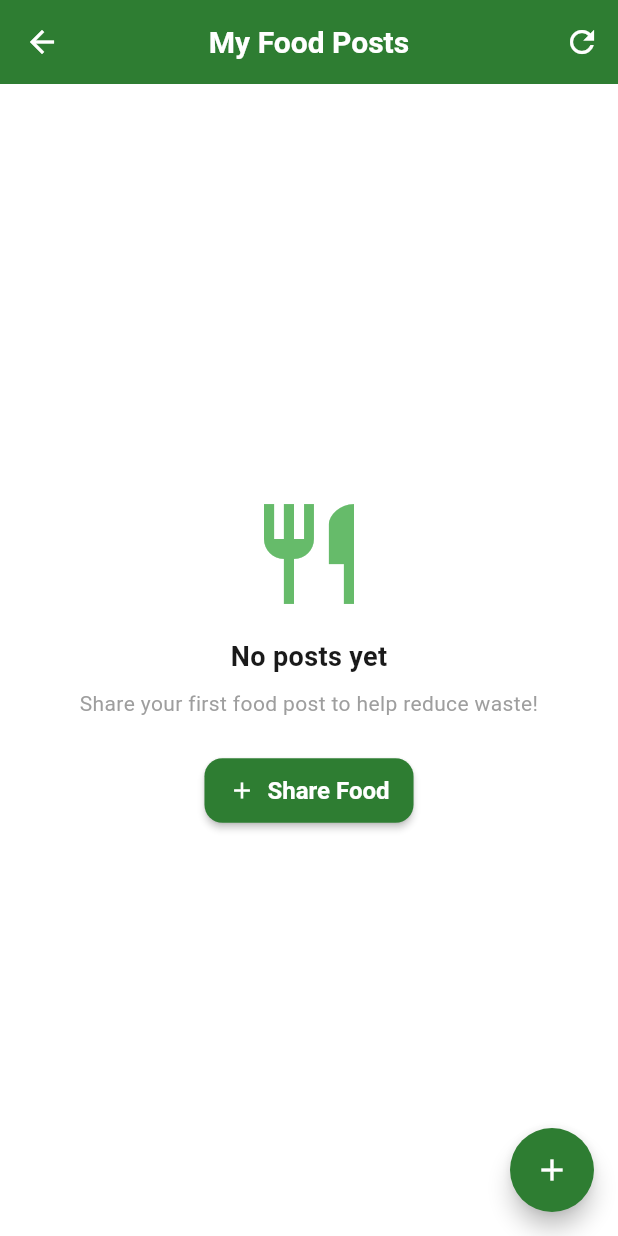
After one commit to taqitazwar/gr06-zerowaste-25-intersession, a Flutter app: the ProfileScreen screen opened directly, scrolled down 576 dp, after a tap on "My Food Posts", on a phone screen of 412 x 824 dp. The commit adds this screen. Run offline on Flutter 3.47's test engine with Material 3 defaults, Android fonts, the phone set to English and light mode, and no system bars; our stand-ins replace cached_network_image, cloud_firestore, firebase_auth, firebase_core, firebase_storage, flutter_dotenv and 5 more; accounts and stored records are empty.

Commit message:
Added functionality to see your own list of posts under profile screen

```diff
--- /dev/null
+++ b/lib/screens/posts/my_posts_screen.dart
@@ -0,0 +1,530 @@
+import 'package:flutter/material.dart';
+import 'package:cloud_firestore/cloud_firestore.dart';
+import 'package:firebase_auth/firebase_auth.dart';
+import 'package:intl/intl.dart';
+import '../../core/theme.dart';
+import '../../models/post_model.dart';
+import '../post/add_post_screen.dart';
+
+class MyPostsScreen extends StatefulWidget {
+  const MyPostsScreen({Key? key}) : super(key: key);
+
+  @override
+  State<MyPostsScreen> createState() => _MyPostsScreenState();
+}
+
+class _MyPostsScreenState extends State<MyPostsScreen> {
+  final FirebaseFirestore _firestore = FirebaseFirestore.instance;
+  final FirebaseAuth _auth = FirebaseAuth.instance;
+  List<PostModel> _myPosts = [];
+  bool _isLoading = true;
+  String _errorMessage = '';
+
+  @override
+  void initState() {
+    super.initState();
+    _fetchMyPosts();
+  }
+
+  Future<void> _fetchMyPosts() async {
+    setState(() {
+      _isLoading = true;
+      _errorMessage = '';
+    });
+
+    try {
+      final user = _auth.currentUser;
+      if (user == null) {
+        setState(() {
+          _errorMessage = 'Please sign in to view your posts';
+          _isLoading = false;
+        });
+        return;
+      }
+
+      // Query without orderBy to avoid composite index requirement
+      final QuerySnapshot snapshot = await _firestore
+          .collection('posts')
+          .where('postedBy', isEqualTo: user.uid)
+          .get();
+
+      final List<PostModel> posts = snapshot.docs
+          .map((doc) => PostModel.fromDocument(doc))
+          .toList();
+
+      // Sort in memory by timestamp (newest first)
+      posts.sort((a, b) => b.timestamp.compareTo(a.timestamp));
+
+      setState(() {
+        _myPosts = posts;
+        _isLoading = false;
+      });
+    } catch (e) {
+      setState(() {
+        _errorMessage = 'Error fetching your posts: ${e.toString()}';
+        _isLoading = false;
+      });
+    }
+  }
+
+  Future<void> _deletePost(PostModel post) async {
+    final bool? confirmed = await showDialog<bool>(
+      context: context,
+      builder: (context) => AlertDialog(
+        title: const Text('Delete Post'),
+        content: Text('Are you sure you want to delete "${post.title}"? This action cannot be undone.'),
+        actions: [
+          TextButton(
+            onPressed: () => Navigator.pop(context, false),
+            child: const Text('Cancel'),
+          ),
+          ElevatedButton(
+            onPressed: () => Navigator.pop(context, true),
+            style: ElevatedButton.styleFrom(backgroundColor: AppColors.error),
+            child: const Text('Delete', style: TextStyle(color: Colors.white)),
+          ),
+        ],
+      ),
+    );
+
+    if (confirmed != true) return;
+
+    try {
+      await _firestore.collection('posts').doc(post.postId).delete();
+      _showSnackBar('Post deleted successfully');
+      _fetchMyPosts(); // Refresh the list
+    } catch (e) {
+      _showSnackBar('Failed to delete post: $e', isError: true);
+    }
+  }
+
+  Future<void> _togglePostStatus(PostModel post) async {
+    final newStatus = post.status == PostStatus.available
+        ? PostStatus.expired
+        : PostStatus.available;
+
+    try {
+      await _firestore.collection('posts').doc(post.postId).update({
+        'status': newStatus.name,
+        'updatedAt': Timestamp.fromDate(DateTime.now()),
+      });
+
+      _showSnackBar(newStatus == PostStatus.available
+          ? 'Post reactivated'
+          : 'Post marked as expired');
+      _fetchMyPosts(); // Refresh the list
+    } catch (e) {
+      _showSnackBar('Failed to update post status: $e', isError: true);
+    }
+  }
+
+  void _showSnackBar(String message, {bool isError = false}) {
+    ScaffoldMessenger.of(context).showSnackBar(
+      SnackBar(
+        content: Text(message),
+        backgroundColor: isError ? AppColors.error : AppColors.success,
+        behavior: SnackBarBehavior.floating,
+        shape: RoundedRectangleBorder(borderRadius: BorderRadius.circular(8)),
+      ),
+    );
+  }
+
+  @override
+  Widget build(BuildContext context) {
+    return Scaffold(
+      backgroundColor: AppColors.background,
+      appBar: AppBar(
+        title: const Text('My Food Posts'),
+        backgroundColor: AppColors.primary,
+        actions: [
+          IconButton(
+            icon: const Icon(Icons.refresh),
+            onPressed: _fetchMyPosts,
+          ),
+        ],
+      ),
+      body: _buildBody(),
+      floatingActionButton: FloatingActionButton(
+        onPressed: () async {
+          final result = await Navigator.push(
+            context,
+            MaterialPageRoute(builder: (context) => const AddPostScreen()),
+          );
+
+          if (result == true) {
+            _fetchMyPosts();
+          }
+        },
+        backgroundColor: AppColors.primary,
+        child: const Icon(Icons.add),
+      ),
+    );
+  }
+
+  Widget _buildBody() {
+    if (_isLoading) {
+      return const Center(
+        child: CircularProgressIndicator(
+          valueColor: AlwaysStoppedAnimation<Color>(AppColors.primary),
+        ),
+      );
+    }
+
+    if (_errorMessage.isNotEmpty) {
+      return Center(
+        child: Column(
+          mainAxisAlignment: MainAxisAlignment.center,
+          children: [
+            const Icon(
+              Icons.error_outline,
+              color: Colors.red,
+              size: 60,
+            ),
+            const SizedBox(height: 16),
+            Text(
+              _errorMessage,
+              style: const TextStyle(color: Colors.red),
+              textAlign: TextAlign.center,
+            ),
+            const SizedBox(height: 16),
+            ElevatedButton(
+              onPressed: _fetchMyPosts,
+              child: const Text('Try Again'),
+            ),
+          ],
+        ),
+      );
+    }
+
+    if (_myPosts.isEmpty) {
+      return Center(
+        child: Column(
+          mainAxisAlignment: MainAxisAlignment.center,
+          children: [
+            const Icon(
+              Icons.restaurant_outlined,
+              color: AppColors.secondary,
+              size: 80,
+            ),
+            const SizedBox(height: 16),
+            const Text(
+              'No posts yet',
+              style: TextStyle(
+                fontSize: 18,
+                fontWeight: FontWeight.bold,
+              ),
+            ),
+            const SizedBox(height: 8),
+            const Text(
+              'Share your first food post to help reduce waste!',
+              style: TextStyle(
+                color: Colors.grey,
+              ),
+              textAlign: TextAlign.center,
+            ),
+            const SizedBox(height: 24),
+            ElevatedButton.icon(
+              onPressed: () async {
+                final result = await Navigator.push(
+                  context,
+                  MaterialPageRoute(builder: (context) => const AddPostScreen()),
+                );
+
+                if (result == true) {
+                  _fetchMyPosts();
+                }
+              },
+              icon: const Icon(Icons.add),
+              label: const Text('Share Food'),
+              style: ElevatedButton.styleFrom(
+                backgroundColor: AppColors.primary,
+                foregroundColor: Colors.white,
+                padding: const EdgeInsets.symmetric(horizontal: 16, vertical: 12),
+              ),
+            ),
+          ],
+        ),
+      );
+    }
+
+    return RefreshIndicator(
+      onRefresh: _fetchMyPosts,
+      color: AppColors.primary,
+      child: ListView.builder(
+        itemCount: _myPosts.length,
+        padding: const EdgeInsets.all(16),
+        itemBuilder: (context, index) {
+          final post = _myPosts[index];
+          return _buildMyPostCard(post);
+        },
+      ),
+    );
+  }
+
+  Widget _buildMyPostCard(PostModel post) {
+    final formattedDate = DateFormat('MMM d, yyyy').format(post.timestamp);
+    final formattedTime = DateFormat('h:mm a').format(post.timestamp);
+    final isExpired = post.isExpired;
+    final isAvailable = post.status == PostStatus.available && !isExpired;
+
+    return Container(
+      margin: const EdgeInsets.only(bottom: 16),
+      decoration: BoxDecoration(
+        color: Colors.white,
+        borderRadius: BorderRadius.circular(16),
+        border: Border.all(
+          color: isAvailable
+              ? AppColors.primary.withOpacity(0.3)
+              : Colors.grey.withOpacity(0.3),
+          width: 1,
+        ),
+        boxShadow: [
+          BoxShadow(
+            color: Colors.black.withOpacity(0.08),
+            blurRadius: 12,
+            offset: const Offset(0, 4),
+          ),
+        ],
+      ),
+      child: Column(
+        crossAxisAlignment: CrossAxisAlignment.start,
+        children: [
+          // Status badge and image
+          if (post.imageUrl.isNotEmpty)
+            Stack(
+              children: [
+                ClipRRect(
+                  borderRadius: const BorderRadius.vertical(top: Radius.circular(16)),
+                  child: Image.network(
+                    post.imageUrl,
+                    height: 180,
+                    width: double.infinity,
+                    fit: BoxFit.cover,
+                    errorBuilder: (context, error, stackTrace) {
+                      return Container(
+                        height: 180,
+                        decoration: BoxDecoration(
+                          color: Colors.grey[100],
+                          borderRadius: const BorderRadius.vertical(top: Radius.circular(16)),
+                        ),
+                        child: const Center(
+                          child: Icon(
+                            Icons.image_not_supported_outlined,
+                            color: Colors.grey,
+                            size: 48,
+                          ),
+                        ),
+                      );
+                    },
+                  ),
+                ),
+                // Status overlay
+                Positioned(
+                  top: 12,
+                  left: 12,
+                  child: Container(
+                    padding: const EdgeInsets.symmetric(horizontal: 12, vertical: 6),
+                    decoration: BoxDecoration(
+                      color: _getStatusColor(post),
+                      borderRadius: BorderRadius.circular(20),
+                      boxShadow: [
+                        BoxShadow(
+                          color: Colors.black.withOpacity(0.2),
+                          blurRadius: 4,
+                          offset: const Offset(0, 2),
+                        ),
+                      ],
+                    ),
+                    child: Text(
+                      _getStatusText(post),
+                      style: const TextStyle(
+                        color: Colors.white,
+                        fontSize: 12,
+                        fontWeight: FontWeight.w600,
+                      ),
+                    ),
+                  ),
+                ),
+              ],
+            ),
+
+          // Content
+          Padding(
+            padding: const EdgeInsets.all(20),
+            child: Column(
+              crossAxisAlignment: CrossAxisAlignment.start,
+              children: [
+                // Title
+                Text(
+                  post.title,
+                  style: TextStyle(
+                    fontSize: 18,
+                    fontWeight: FontWeight.bold,
+                    color: isAvailable ? AppColors.onSurface : Colors.grey[600],
+                  ),
+                  maxLines: 2,
+                  overflow: TextOverflow.ellipsis,
+                ),
+                const SizedBox(height: 8),
+
+                // Description
+                Text(
+                  post.description,
+                  style: TextStyle(
+                    color: Colors.grey[700],
+                    fontSize: 14,
+                    height: 1.4,
+                  ),
+                  maxLines: 2,
+                  overflow: TextOverflow.ellipsis,
+                ),
+                const SizedBox(height: 12),
+
+                // Post info
+                Row(
+                  children: [
+                    Icon(
+                      Icons.access_time,
+                      color: Colors.grey[500],
+                      size: 16,
+                    ),
+                    const SizedBox(width: 4),
+                    Text(
+                      'Posted: $formattedDate · $formattedTime',
+                      style: TextStyle(
+                        color: Colors.grey[600],
+                        fontSize: 12,
+                      ),
+                    ),
+                  ],
+                ),
+                const SizedBox(height: 8),
+
+                // Expiry info
+                Row(
+                  children: [
+                    Icon(
+                      Icons.schedule,
+                      color: isExpired ? Colors.red : Colors.orange,
+                      size: 16,
+                    ),
+                    const SizedBox(width: 4),
+                    Text(
+                      isExpired ? 'Expired' : 'Expires in: ${_getExpiryText(post)}',
+                      style: TextStyle(
+                        color: isExpired ? Colors.red : Colors.orange,
+                        fontSize: 12,
+                        fontWeight: FontWeight.w500,
+                      ),
+                    ),
+                  ],
+                ),
+                const SizedBox(height: 16),
+
+                // Action buttons
+                Row(
+                  children: [
+                    Expanded(
+                      child: OutlinedButton.icon(
+                        onPressed: () {
+                          _togglePostStatus(post);
+                        },
+                        icon: Icon(
+                          isAvailable ? Icons.pause_circle_outline : Icons.play_circle_outline,
+                          size: 18,
+                        ),
+                        label: Text(isAvailable ? 'Deactivate' : 'Reactivate'),
+                        style: OutlinedButton.styleFrom(
+                          foregroundColor: isAvailable ? Colors.orange : AppColors.primary,
+                          side: BorderSide(color: isAvailable ? Colors.orange : AppColors.primary),
+                          padding: const EdgeInsets.symmetric(vertical: 10),
+                          shape: RoundedRectangleBorder(
+                            borderRadius: BorderRadius.circular(8),
+                          ),
+                        ),
+                      ),
+                    ),
+                    const SizedBox(width: 8),
+                    Expanded(
+                      child: OutlinedButton.icon(
+                        onPressed: () {
+                          // TODO: Navigate to edit screen
+                          _showSnackBar('Edit functionality coming soon!');
+                        },
+                        icon: const Icon(Icons.edit_outlined, size: 18),
+                        label: const Text('Edit'),
+                        style: OutlinedButton.styleFrom(
+                          foregroundColor: AppColors.primary,
+                          side: const BorderSide(color: AppColors.primary),
+                          padding: const EdgeInsets.symmetric(vertical: 10),
+                          shape: RoundedRectangleBorder(
+                            borderRadius: BorderRadius.circular(8),
+                          ),
+                        ),
+                      ),
+                    ),
+                    const SizedBox(width: 8),
+                    OutlinedButton(
+                      onPressed: () {
+                        _deletePost(post);
+                      },
+                      style: OutlinedButton.styleFrom(
+                        foregroundColor: AppColors.error,
+                        side: const BorderSide(color: AppColors.error),
+                        padding: const EdgeInsets.symmetric(vertical: 10, horizontal: 12),
+                        shape: RoundedRectangleBorder(
+                          borderRadius: BorderRadius.circular(8),
+                        ),
+                      ),
+                      child: const Icon(Icons.delete_outline, size: 18),
+                    ),
+                  ],
+                ),
+              ],
+            ),
+          ),
+        ],
+      ),
+    );
+  }
+
+  Color _getStatusColor(PostModel post) {
+    if (post.isExpired) {
+      return Colors.red;
+    } else if (post.status == PostStatus.available) {
+      return AppColors.primary;
+    } else if (post.status == PostStatus.claimed) {
+      return Colors.orange;
+    } else {
+      return Colors.grey;
+    }
+  }
+
+  String _getStatusText(PostModel post) {
+    if (post.isExpired) {
+      return 'Expired';
+    } else if (post.status == PostStatus.available) {
+      return 'Available';
+    } else if (post.status == PostStatus.claimed) {
+      return 'Claimed';
+    } else {
+      return 'Inactive';
+    }
+  }
+
+  String _getExpiryText(PostModel post) {
+    final expiryDate = post.expiry;
+    final now = DateTime.now();
+    final difference = expiryDate.difference(now);
+
+    if (difference.isNegative) {
+      return 'Expired';
+    } else if (difference.inDays > 0) {
+      return '${difference.inDays} day${difference.inDays > 1 ? 's' : ''}';
+    } else if (difference.inHours > 0) {
+      return '${difference.inHours} hour${difference.inHours > 1 ? 's' : ''}';
+    } else {
+      return '${difference.inMinutes} min${difference.inMinutes > 1 ? 's' : ''}';
+    }
+  }
+}
--- a/lib/screens/profile/profile_screen.dart
+++ b/lib/screens/profile/profile_screen.dart
@@ -6,6 +6,7 @@ import '../../services/auth_service.dart';
 import '../../core/theme.dart';
 import '../../models/models.dart';
 import '../auth/sign_in_screen.dart';
+import '../posts/my_posts_screen.dart';
 
 class ProfileScreen extends StatefulWidget {
   const ProfileScreen({super.key});
@@ -207,6 +208,11 @@ class _ProfileScreenState extends State<ProfileScreen> {
 
             // Stats Section
             _buildStatsSection(),
+
+            const SizedBox(height: 32),
+
+            // Manage Posts Section
+            _buildManagePostsSection(),
 
             const SizedBox(height: 32),
 
@@ -450,6 +456,67 @@ class _ProfileScreenState extends State<ProfileScreen> {
     );
   }
 
+  Widget _buildManagePostsSection() {
+    return Card(
+      child: Padding(
+        padding: const EdgeInsets.all(20.0),
+        child: Column(
+          crossAxisAlignment: CrossAxisAlignment.start,
+          children: [
+            Text(
+              'Manage Posts',
+              style: Theme.of(context).textTheme.titleMedium?.copyWith(
+                fontWeight: FontWeight.w600,
+              ),
+            ),
+            const SizedBox(height: 16),
+            ListTile(
+              leading: Container(
+                padding: const EdgeInsets.all(8),
+                decoration: BoxDecoration(
+                  color: AppColors.primary.withOpacity(0.1),
+                  borderRadius: BorderRadius.circular(8),
+                ),
+                child: const Icon(Icons.restaurant, color: AppColors.primary),
+              ),
+              title: const Text('My Food Posts'),
+              subtitle: const Text('View, edit, and delete your shared food'),
+              trailing: const Icon(Icons.chevron_right),
+              onTap: () {
+                Navigator.push(
+                  context,
+                  MaterialPageRoute(
+                    builder: (context) => const MyPostsScreen(),
+                  ),
+                );
+              },
+              contentPadding: EdgeInsets.zero,
+            ),
+            const SizedBox(height: 8),
+            ListTile(
+              leading: Container(
+                padding: const EdgeInsets.all(8),
+                decoration: BoxDecoration(
+                  color: AppColors.secondary.withOpacity(0.1),
+                  borderRadius: BorderRadius.circular(8),
+                ),
+                child: const Icon(Icons.history, color: AppColors.secondary),
+              ),
+              title: const Text('Claim History'),
+              subtitle: const Text('View food you\'ve claimed from others'),
+              trailing: const Icon(Icons.chevron_right),
+              onTap: () {
+                // TODO: Navigate to claim history
+                _showSnackBar('Claim history coming soon!');
+              },
+              contentPadding: EdgeInsets.zero,
+            ),
+          ],
+        ),
+      ),
+    );
+  }
+
   Widget _buildSettingsSection() {
     return Card(
       child: Padding(
```
